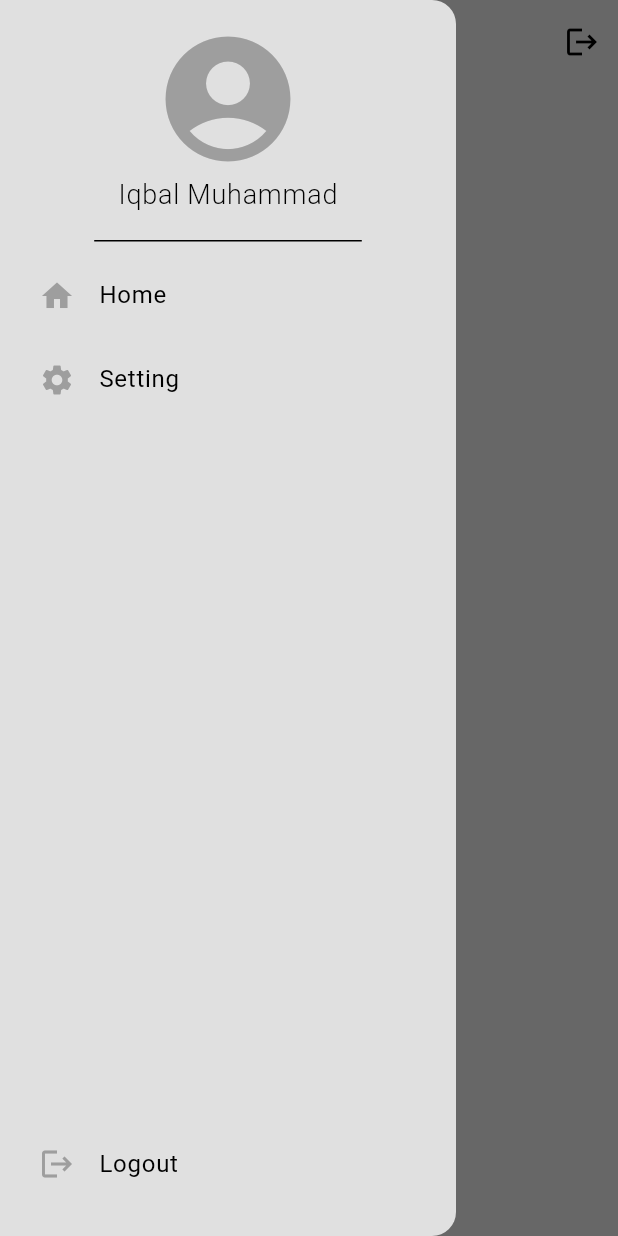
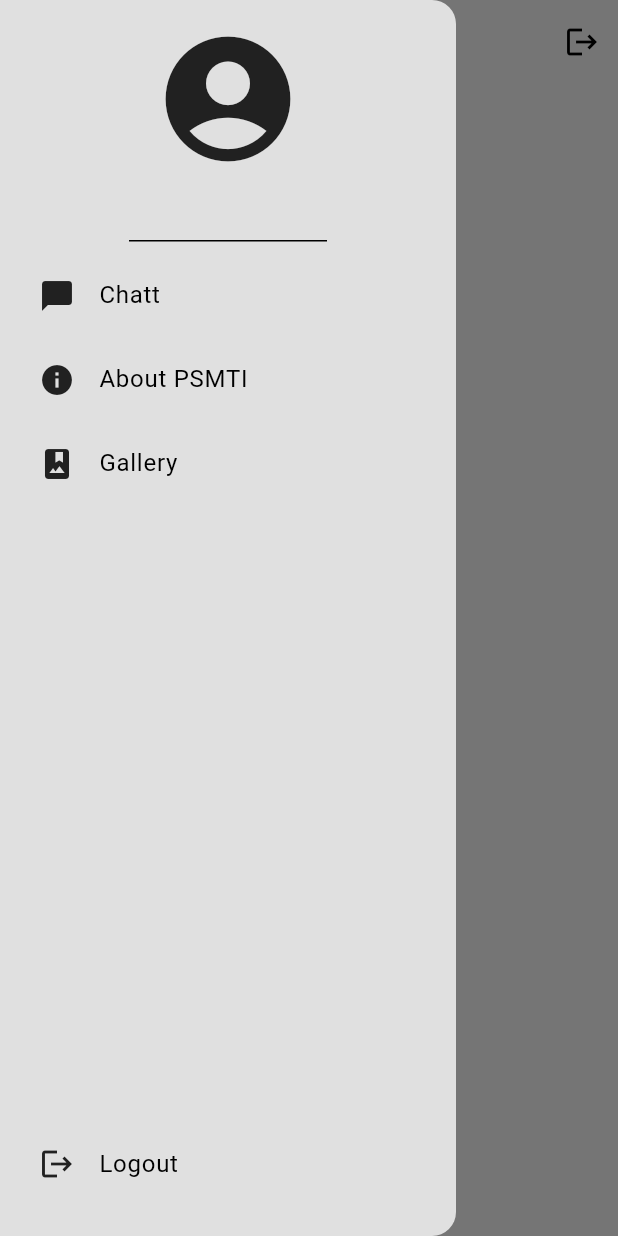
Before and after one commit to iqbalmdd/chatt_app, a Flutter app: the screen it shows once a user with an empty profile is signed in, with the side drawer open, on a phone screen of 412 x 824 dp. Run offline on Flutter 3.47's test engine with Material 3 defaults, Android fonts, the phone set to English and light mode, and no system bars; our stand-ins replace cloud_firestore, firebase_auth, firebase_core; accounts and stored records are empty; generated files the repository leaves out were written again; network calls fail.

Commit message:
[ADD] UI for chatt

```diff
--- a/lib/components/my_drawer.dart
+++ b/lib/components/my_drawer.dart
@@ -1,7 +1,11 @@
 import 'package:flutter/material.dart';
 
 class MyDrawer extends StatelessWidget {
-  const MyDrawer({super.key});
+  final String username;
+  const MyDrawer({
+    super.key,
+    required this.username
+    });
 
   @override
   Widget build(BuildContext context) {
@@ -22,7 +26,7 @@ class MyDrawer extends StatelessWidget {
                       color: Theme.of(context).colorScheme.primary,
                     ),
                     Text(
-                      "Iqbal Muhammad",
+                      username,
                       style: TextStyle(
                         fontSize: 18,
                         fontWeight: FontWeight.w300,
@@ -35,12 +39,12 @@ class MyDrawer extends StatelessWidget {
                 ),
               ),
 
-              // Home ListTile
+              // Chatt ListTile
               Padding(
                 padding: const EdgeInsets.only(left: 10),
                 child: ListTile(
-                  title: Text("Home"),
-                  leading: Icon(Icons.home,
+                  title: Text("Chatt"),
+                  leading: Icon(Icons.chat_bubble,
                       color: Theme.of(context).colorScheme.primary),
                   onTap: () {
                     Navigator.pop(context);
@@ -48,16 +52,29 @@ class MyDrawer extends StatelessWidget {
                 ),
               ),
 
-              // Setting ListTile
+              // About ListTile
               Padding(
                 padding: const EdgeInsets.only(left: 10),
                 child: ListTile(
-                  title: Text("Setting"),
-                  leading: Icon(Icons.settings,
+                  title: Text("About PSMTI"),
+                  leading: Icon(Icons.info,
                       color: Theme.of(context).colorScheme.primary),
                   onTap: () {},
                 ),
               ),
+
+            // Gallery ListTile
+              Padding(
+                padding: const EdgeInsets.only(left: 10),
+                child: ListTile(
+                  title: Text("Gallery"),
+                  leading: Icon(Icons.photo_album,
+                      color: Theme.of(context).colorScheme.primary),
+                  onTap: () {},
+                ),
+              ),
+
+
             ],
           ),
 
--- a/lib/components/auth_field.dart
+++ b/lib/components/text_field.dart
@@ -15,7 +15,7 @@ class AuthField extends StatelessWidget {
   @override
   Widget build(BuildContext context) {
     return Padding(
-      padding: const EdgeInsets.symmetric(horizontal: 25, vertical: 5),
+      padding: const EdgeInsets.symmetric(horizontal: 15),
       child: TextField(
         obscureText: isCensored,
         controller: controller,
@@ -25,10 +25,10 @@ class AuthField extends StatelessWidget {
             borderSide: BorderSide(color: Colors.transparent),
           ),
           focusedBorder: OutlineInputBorder(
-            borderSide: BorderSide(color: Theme.of(context).colorScheme.primary),
+            borderSide: BorderSide(color: Colors.transparent),
           ),
           hintText: hintText,
-          hintStyle: TextStyle(color : Theme.of(context).colorScheme.primary),
+          hintStyle: TextStyle(color : Theme.of(context).colorScheme.primary, fontSize: 15),
         ),
       ),
     );
--- a/lib/pages/home_page.dart
+++ b/lib/pages/home_page.dart
@@ -18,13 +18,17 @@ class HomePage extends StatelessWidget {
 
   @override
   Widget build(BuildContext context) {
+    String tempName = _authService.getCurrentUser()!.email!.split('@')[0];
     return Scaffold(
+      backgroundColor: Theme.of(context).colorScheme.tertiary,
       appBar: AppBar(
-        centerTitle: true,
-        title: Text("Home Page"),
+        backgroundColor: Theme.of(context).colorScheme.tertiary,
+        title: Text(
+          "Hi, " + tempName,
+          style: TextStyle(fontSize: 20),),
         actions: [IconButton(onPressed: logout, icon: Icon(Icons.logout))],
       ),
-      drawer: MyDrawer(),
+      drawer: MyDrawer(username: tempName,),
       body: _buildUserList(),
     );
   }
@@ -59,7 +63,7 @@ class HomePage extends StatelessWidget {
       Map<String, dynamic> userData, BuildContext context) {
     if (userData["email"] != _authService.getCurrentUser()!.email) {
       return UserTile(
-        text: userData["email"],
+        sender: userData["email"],
         onTap: () {
           Navigator.push(
               context,
--- a/lib/pages/login_page.dart
+++ b/lib/pages/login_page.dart
@@ -1,6 +1,6 @@
 import 'package:chatt_app/services/auth/auth_service.dart';
 import 'package:chatt_app/components/auth_button.dart';
-import 'package:chatt_app/components/auth_field.dart';
+import 'package:chatt_app/components/text_field.dart';
 import 'package:flutter/material.dart';
 
 class LoginPage extends StatelessWidget {
--- a/lib/pages/register_page.dart
+++ b/lib/pages/register_page.dart
@@ -1,6 +1,6 @@
 import 'package:chatt_app/services/auth/auth_service.dart';
 import 'package:chatt_app/components/auth_button.dart';
-import 'package:chatt_app/components/auth_field.dart';
+import 'package:chatt_app/components/text_field.dart';
 import 'package:flutter/material.dart';
 
 class RegisterPage extends StatelessWidget {
--- a/lib/theme/light_mode.dart
+++ b/lib/theme/light_mode.dart
@@ -3,7 +3,7 @@ import 'package:flutter/material.dart';
 ThemeData lightMode = ThemeData(
   colorScheme: ColorScheme.light(
     surface:  Colors.grey.shade300,
-    primary: Colors.grey.shade500,
+    primary: Colors.grey.shade900,
     secondary: Colors.grey.shade200,
     tertiary: Colors.white,
     inversePrimary: Colors.grey.shade300
```
Also changed, not shown: lib/components/chatt_bubble.dart (added, +25 -0 lines), lib/components/user_tile.dart (+11 -9 lines), lib/pages/chatt_page.dart (+55 -9 lines).
